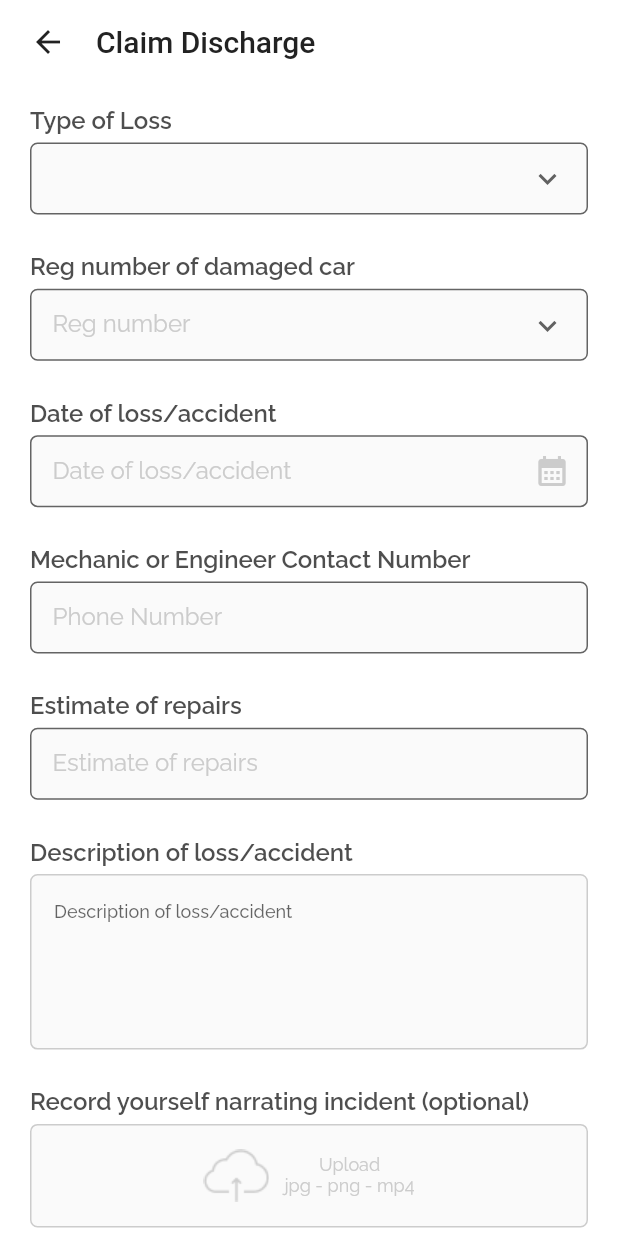
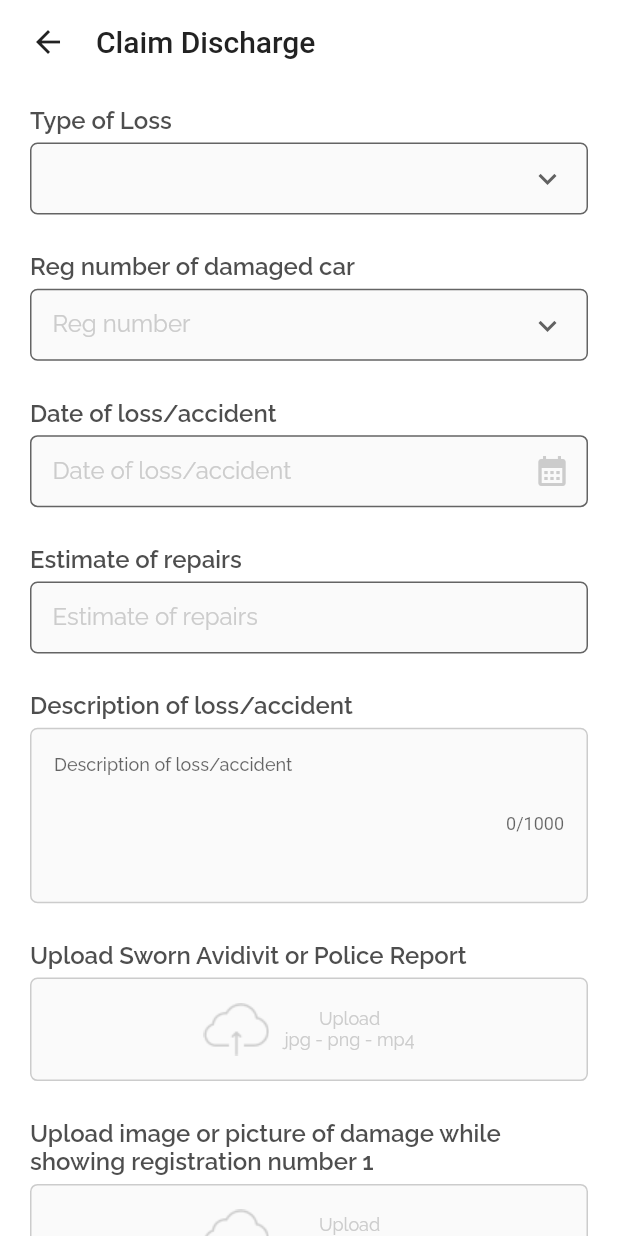
Before and after one commit to Adebanji29/insure-mart, a Flutter app: the NewClaim screen opened by its route, on a phone screen of 412 x 824 dp. Run offline on Flutter 3.47's test engine with Material 2 defaults, Android fonts, the phone set to English and light mode, and no system bars; our stand-ins replace cloud_firestore, connectivity_plus, currency_text_input_formatter, dropdown_button2, firebase_auth, firebase_core and 10 more; missing offline and left inert: flutter_login_facebook, flutter_paystack, shared_preferences_web; accounts and stored records are empty.

```diff
--- a/lib/screen/claims/new_claim.dart
+++ b/lib/screen/claims/new_claim.dart
@@ -4,6 +4,7 @@ import 'package:cloud_firestore/cloud_firestore.dart';
 import 'package:firebase_auth/firebase_auth.dart';
 import 'package:firebase_storage/firebase_storage.dart';
 import 'package:flutter/material.dart';
+import 'package:flutter/services.dart';
 import 'package:fluttertoast/fluttertoast.dart';
 import 'package:image_picker/image_picker.dart';
 
@@ -208,13 +209,13 @@ class _NewClaimState extends State<NewClaim> {
                 //
               ),
             ),
-            const CustomSizedBox(height: 25),
-            label('Mechanic or Engineer Contact Number'),
-            CustomTextField(
-              controller: _mechanicContactNumber,
-              // readOnly: true,
-              label: 'Phone Number',
-            ),
+            // const CustomSizedBox(height: 25),
+            // label('Mechanic or Engineer Contact Number'),
+            // CustomTextField(
+            //   controller: _mechanicContactNumber,
+            //   // readOnly: true,
+            //   label: 'Phone Number',
+            // ),
             if (_typeOfLoss!.toLowerCase().contains('personal')) ...[
               const CustomSizedBox(height: 25),
               label(_typeOfLoss!.toLowerCase().contains('only')
@@ -245,17 +246,20 @@ class _NewClaimState extends State<NewClaim> {
               ),
               child: TextFormField(
                 controller: _descriptionOfAccident,
-                maxLength: null,
+                minLines: 1,
+                maxLines: 7,
+                maxLength: 1000,
+                maxLengthEnforcement: MaxLengthEnforcement.enforced,
                 decoration: const InputDecoration(
                   hintText: 'Description of loss/accident',
                   border: InputBorder.none,
                 ),
               ),
             ),
-            const CustomSizedBox(height: 25),
-            label('Record yourself narrating incident (optional)'),
-            ImageContainer(imageFile: _narrateFile,
-                imageUrl: ""),
+            // const CustomSizedBox(height: 25),
+            // label('Record yourself narrating incident (optional)'),
+            // ImageContainer(imageFile: _narrateFile,
+            //     imageUrl: ""),
             const CustomSizedBox(height: 25),
             label('Upload Sworn Avidivit or Police Report'),
             ImageContainer(imageFile: _narrateFile,
```
Also changed, not shown: 3 other files.
